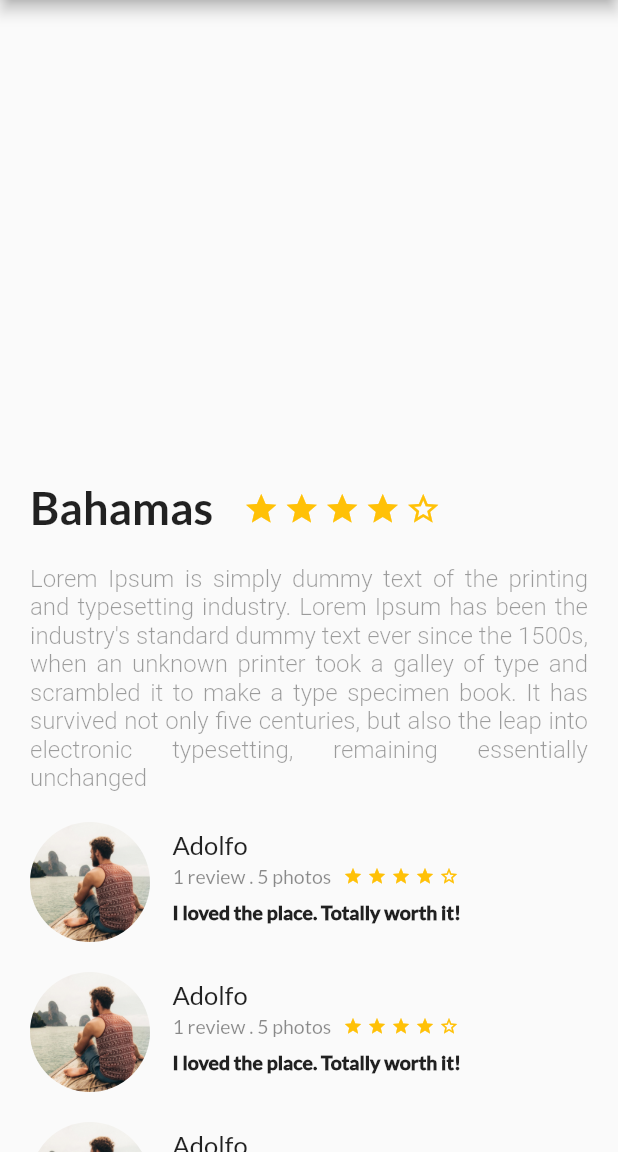
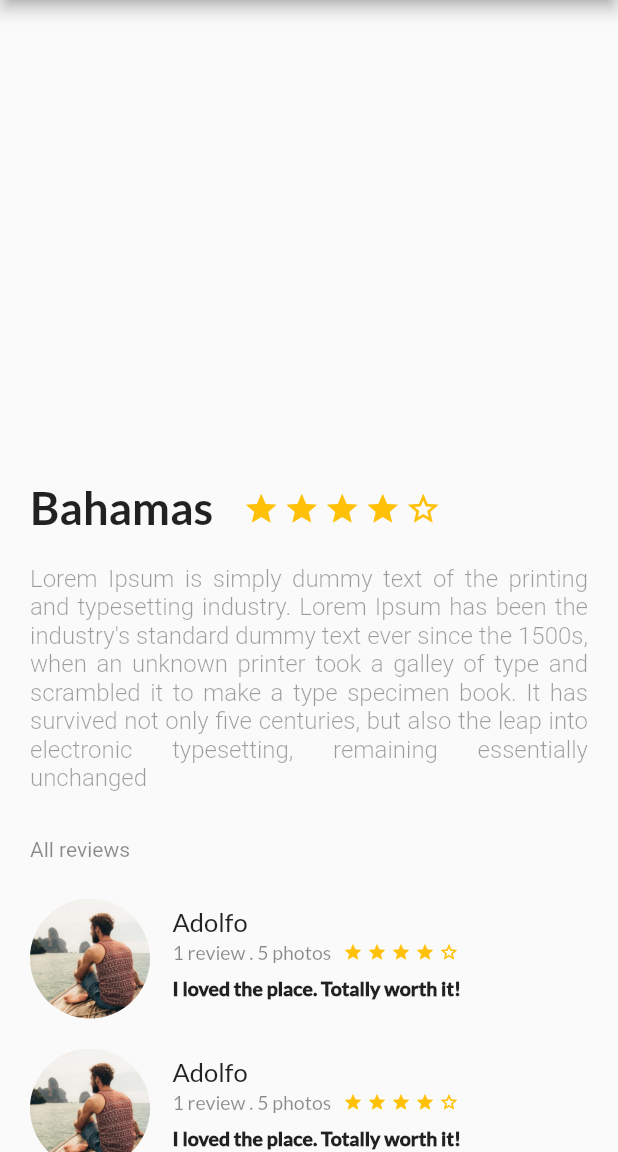
Before and after one commit to adoval4/testing_flutter, a Flutter app: the screen it shows after launch, on a phone screen of 412 x 824 dp, the part 84-1236 px from its top. Run offline on Flutter 3.47's test engine with Material 2 defaults, Android fonts, the phone set to English and light mode, and no system bars.

Commit message:
added title to review list

```diff
--- a/lib/review_list.dart
+++ b/lib/review_list.dart
@@ -31,7 +31,22 @@ class ReviewList extends StatelessWidget {
       ));
     }
 
-    return Container(
+    final title = Container(
+      margin: EdgeInsets.only(
+        left: 20.0,
+        top: 30.0,
+        bottom: 5.0
+      ),
+      child: Text(
+        'All reviews',
+        textAlign: TextAlign.left,
+        style: TextStyle(
+          color: Colors.black45
+        ),
+      ),
+    );
+
+    final reviewItems = Container(
       margin: EdgeInsets.only(
         bottom: 30.0,
       ),
@@ -39,6 +54,14 @@ class ReviewList extends StatelessWidget {
         children: reviewWidgets,
       ),
     );
+
+    return Column(
+      crossAxisAlignment: CrossAxisAlignment.start,
+      children: <Widget>[
+        title,
+        reviewItems
+      ],
+    );
   }
 
 }
```
